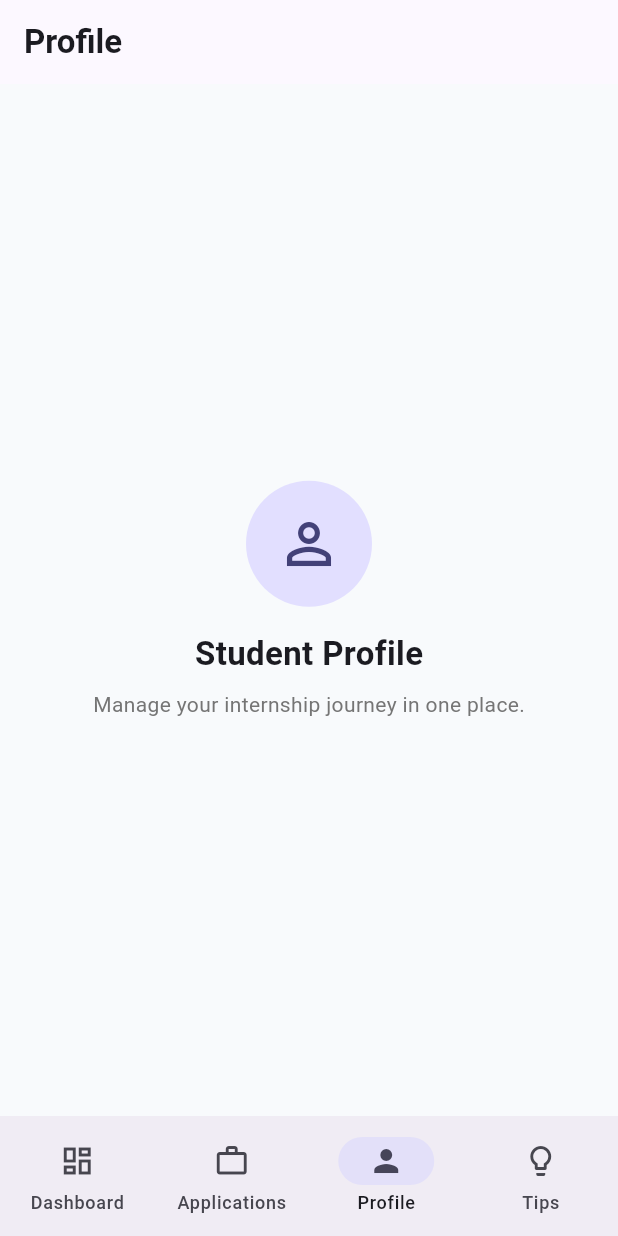
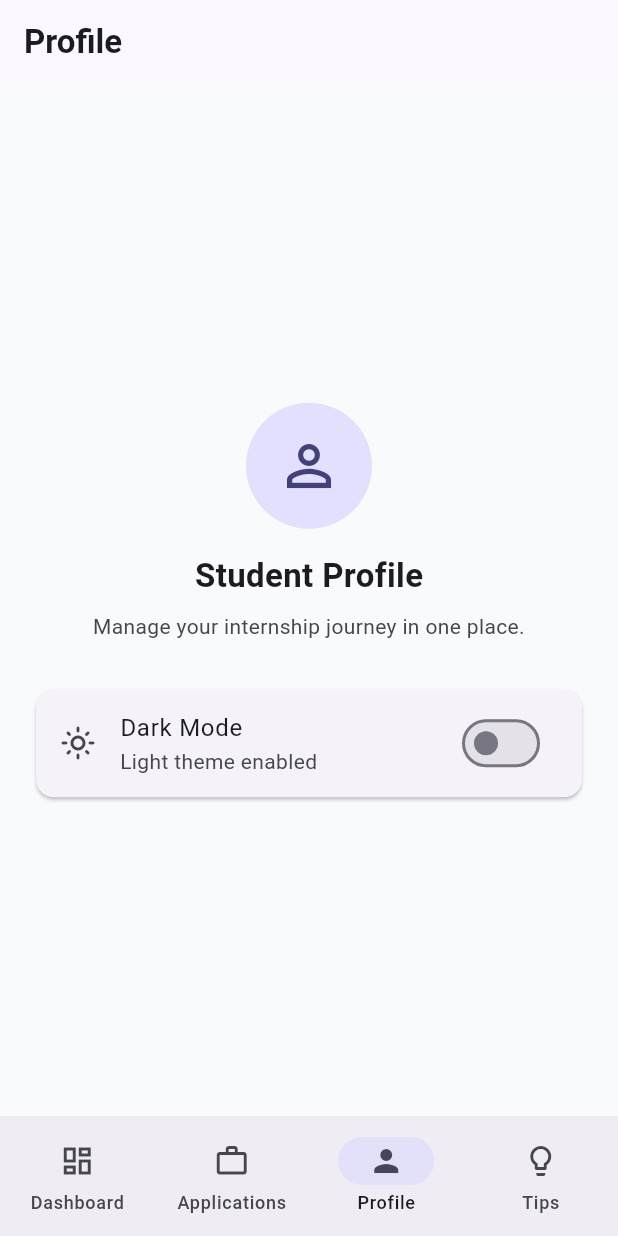
Before and after one commit to thagaramvamshi/internship_tracker, a Flutter app: the screen it shows after launch, item 3 of the bottom bar chosen, on a phone screen of 412 x 824 dp. Run offline on Flutter 3.47's test engine with Material 3 defaults, Android fonts, the phone set to English and light mode, and no system bars; our stand-ins replace shared_preferences; network calls fail.

Commit message:
Add light and dark theme switching

```diff
--- a/lib/main.dart
+++ b/lib/main.dart
@@ -3,6 +3,7 @@ import 'package:flutter/material.dart';
 import 'package:provider/provider.dart';
 
 import 'providers/internship_provider.dart';
+import 'providers/theme_provider.dart';
 import 'screens/dashboard_screen.dart';
 import 'screens/applications_screen.dart';
 import 'screens/profile_screen.dart';
@@ -11,8 +12,15 @@ import 'widgets/app_bottom_navigation.dart';
 
 void main() {
   runApp(
-    ChangeNotifierProvider(
-      create: (_) => InternshipProvider(),
+    MultiProvider(
+      providers: [
+        ChangeNotifierProvider(
+          create: (_) => InternshipProvider(),
+        ),
+        ChangeNotifierProvider(
+          create: (_) => ThemeProvider(),
+        ),
+      ],
       child: const InternshipTrackerApp(),
     ),
   );
@@ -23,15 +31,30 @@ class InternshipTrackerApp extends StatelessWidget {
 
   @override
   Widget build(BuildContext context) {
+    final themeProvider = context.watch<ThemeProvider>();
+
     return MaterialApp(
       title: 'Internship Tracker',
       debugShowCheckedModeBanner: false,
+      themeMode: themeProvider.themeMode,
       theme: ThemeData(
         useMaterial3: true,
         colorScheme: ColorScheme.fromSeed(
           seedColor: const Color(0xFF4F46E5),
+          brightness: Brightness.light,
         ),
         scaffoldBackgroundColor: const Color(0xFFF8FAFC),
+        cardTheme: const CardThemeData(
+          elevation: 1,
+          margin: EdgeInsets.zero,
+        ),
+      ),
+      darkTheme: ThemeData(
+        useMaterial3: true,
+        colorScheme: ColorScheme.fromSeed(
+          seedColor: const Color(0xFF818CF8),
+          brightness: Brightness.dark,
+        ),
         cardTheme: const CardThemeData(
           elevation: 1,
           margin: EdgeInsets.zero,
--- /dev/null
+++ b/lib/providers/theme_provider.dart
@@ -0,0 +1,16 @@
+
+import 'package:flutter/material.dart';
+
+class ThemeProvider extends ChangeNotifier {
+  ThemeMode _themeMode = ThemeMode.light;
+
+  ThemeMode get themeMode => _themeMode;
+
+  bool get isDarkMode => _themeMode == ThemeMode.dark;
+
+  void toggleTheme() {
+    _themeMode =
+        isDarkMode ? ThemeMode.light : ThemeMode.dark;
+    notifyListeners();
+  }
+}
--- a/lib/screens/profile_screen.dart
+++ b/lib/screens/profile_screen.dart
@@ -1,11 +1,16 @@
 
 import 'package:flutter/material.dart';
+import 'package:provider/provider.dart';
+
+import '../providers/theme_provider.dart';
 
 class ProfileScreen extends StatelessWidget {
   const ProfileScreen({super.key});
 
   @override
   Widget build(BuildContext context) {
+    final themeProvider = context.watch<ThemeProvider>();
+
     return Scaffold(
       appBar: AppBar(
         title: const Text(
@@ -14,6 +19,8 @@ class ProfileScreen extends StatelessWidget {
         ),
       ),
       body: Center(
+        child: SingleChildScrollView(
+          padding: const EdgeInsets.all(24),
           child: Column(
             mainAxisSize: MainAxisSize.min,
             children: [
@@ -24,14 +31,39 @@ class ProfileScreen extends StatelessWidget {
               const SizedBox(height: 16),
               const Text(
                 'Student Profile',
-              style: TextStyle(fontSize: 22, fontWeight: FontWeight.bold),
+                style: TextStyle(
+                  fontSize: 22,
+                  fontWeight: FontWeight.bold,
+                ),
               ),
               const SizedBox(height: 8),
               Text(
                 'Manage your internship journey in one place.',
-              style: TextStyle(color: Colors.grey.shade600),
+                textAlign: TextAlign.center,
+                style: TextStyle(
+                  color: Theme.of(context).colorScheme.onSurfaceVariant,
+                ),
+              ),
+              const SizedBox(height: 32),
+              Card(
+                child: SwitchListTile(
+                  secondary: Icon(
+                    themeProvider.isDarkMode
+                        ? Icons.dark_mode_outlined
+                        : Icons.light_mode_outlined,
+                  ),
+                  title: const Text('Dark Mode'),
+                  subtitle: Text(
+                    themeProvider.isDarkMode
+                        ? 'Dark theme enabled'
+                        : 'Light theme enabled',
+                  ),
+                  value: themeProvider.isDarkMode,
+                  onChanged: (_) => themeProvider.toggleTheme(),
+                ),
               ),
             ],
+          ),
         ),
       ),
     );
```
Also changed, not shown: 1 other file. Lines whose indentation alone changed are shown as unchanged.
